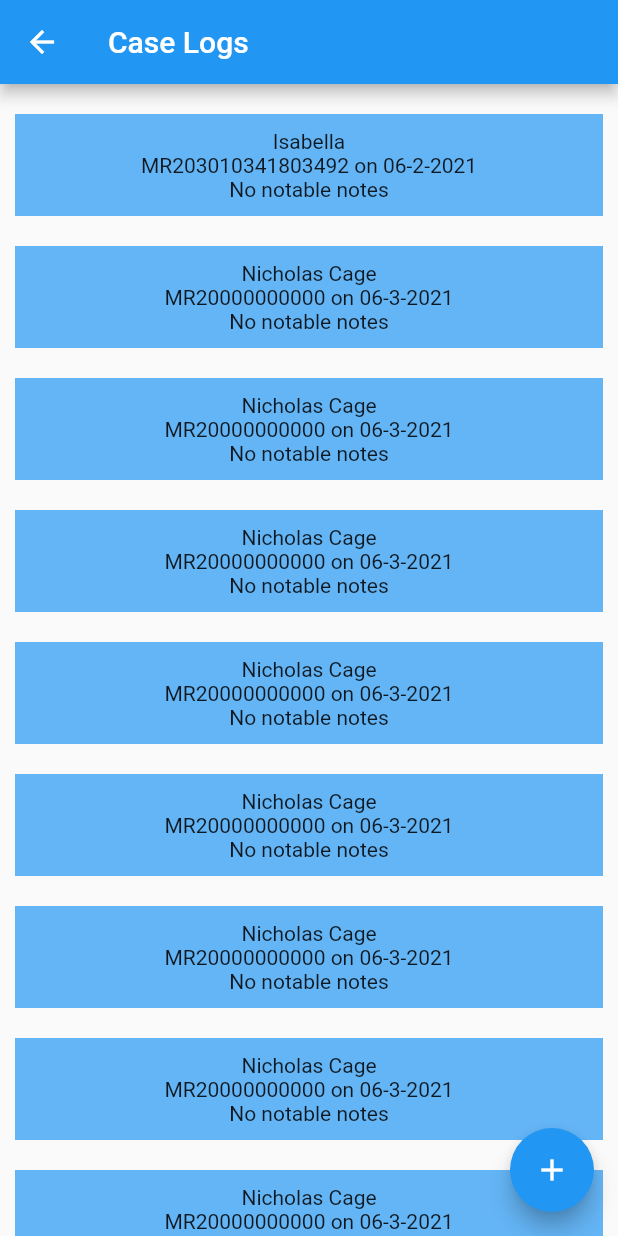
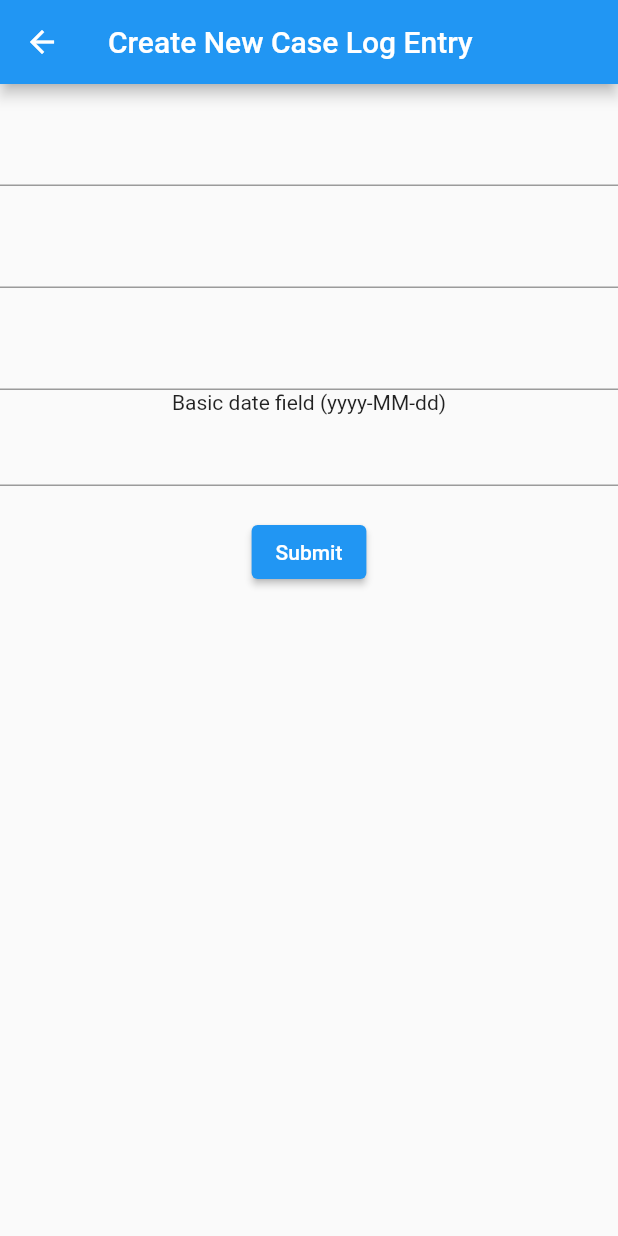
Before and after one commit to rhausman/pocket-doc, a Flutter app: the CaseLogPage screen opened directly, after a tap on the "add" icon, on a phone screen of 412 x 824 dp. Run offline on Flutter 3.47's test engine with Material 2 defaults, Android fonts, the phone set to English and light mode, and no system bars; drawn by our look-alikes of datetime_picker_formfield; our stand-ins replace table_calendar; missing offline and left inert: dart:html.

Commit message:
added CreateNewCasePage.dart

```diff
--- a/lib/Components/CaseLogPage.dart
+++ b/lib/Components/CaseLogPage.dart
@@ -1,4 +1,5 @@
 import 'package:flutter/material.dart';
+import 'package:flutter_application/Components/CreateNewCasePage.dart';
 import 'dart:collection';
 
 import 'package:intl/intl.dart';
@@ -10,26 +11,8 @@ final List<Case> _casesSource = [
       DateTime.now().add(const Duration(days: 1)), "No notable notes"),
   Case(3, "Nicholas Cage", "20000000000",
       DateTime.now().add(const Duration(days: 1)), "No notable notes"),
-  Case(3, "Nicholas Cage", "20000000000",
+  Case(4, "Nicholas Cage", "20000000000",
       DateTime.now().add(const Duration(days: 1)), "No notable notes"),
-  Case(3, "Nicholas Cage", "20000000000",
-      DateTime.now().add(const Duration(days: 1)), "No notable notes"),
-  Case(3, "Nicholas Cage", "20000000000",
-      DateTime.now().add(const Duration(days: 1)), "No notable notes"),
-  Case(3, "Nicholas Cage", "20000000000",
-      DateTime.now().add(const Duration(days: 1)), "No notable notes"),
-  Case(3, "Nicholas Cage", "20000000000",
-      DateTime.now().add(const Duration(days: 1)), "No notable notes"),
-  Case(3, "Nicholas Cage", "20000000000",
-      DateTime.now().add(const Duration(days: 1)), "No notable notes"),
-  Case(3, "Nicholas Cage", "20000000000",
-      DateTime.now().add(const Duration(days: 1)), "No notable notes"),
-  Case(3, "Nicholas Cage", "20000000000",
-      DateTime.now().add(const Duration(days: 1)), "No notable notes"),
-  Case(3, "Nicholas Cage", "20000000000",
-      DateTime.now().add(const Duration(days: 1)), "No notable notes"),
-  Case(3, "Nicholas Cage", "20000000000",
-      DateTime.now().add(const Duration(days: 1)), "No notable notes")
 ];
 
 class CaseLogPage extends StatefulWidget {
@@ -71,13 +54,15 @@ class _CaseLogPageState extends State<CaseLogPage> {
 
   // maybe another map mapping notes to case, to make it searchable that way?
 
-  void _incrementCounter() {
+  void _createNewCase(context) async {
+    // Navigator push to a page to enter patient data,
+    // await response from Navigator.pop,
+    // set result equal to a new case
+    Case newCase = await Navigator.of(context).push(MaterialPageRoute(
+        builder: (context) => CreateNewCasePage(number: _casesSource.length)));
     setState(() {
-      // This call to setState tells the Flutter framework that something has
-      // changed in this State, which causes it to rerun the build method below
-      // so that the display can reflect the updated values. If we changed
-      // _counter without calling setState(), then the build method would not be
-      // called again, and so nothing would appear to happen.
+      // add new case to list and hashmaps
+      _casesSource.add(newCase);
       _counter++;
     });
   }
@@ -85,13 +70,14 @@ class _CaseLogPageState extends State<CaseLogPage> {
   // one tile in the Option menu
 
   Widget CaseLog() {
+    // TODO: use dropdown_search? https://pub.dev/packages/dropdown_search
     return ListView.builder(
       scrollDirection: Axis.vertical,
       primary: true,
       itemCount: _casesSource
           .length, // there's some null option here but idk what it is
       itemBuilder: (BuildContext context, int ix) {
-        Case _case = _casesSource[ix]; // get relevant case
+        Case _case = _casesSource.reversed.toList()[ix]; // get relevant case
         return Container(
             padding: EdgeInsets.only(top: 20, left: 10, right: 10),
             child: Container(
@@ -123,16 +109,16 @@ class _CaseLogPageState extends State<CaseLogPage> {
         title: Text(widget.title ?? "Case Logs"),
       ),
       body: Center(
-          // Center is a layout widget. It takes a single child and positions it
-          // in the middle of the parent.
-          //OptionMenu()
-          child: Flexible(
+        // Center is a layout widget. It takes a single child and positions it
+        // in the middle of the parent.
+        //OptionMenu()
+
         child: CaseLog(),
-      )),
+      ),
 
       floatingActionButton: FloatingActionButton(
-        onPressed: _incrementCounter,
-        tooltip: 'Increment',
+        onPressed: () => _createNewCase(context),
+        tooltip: 'New Case',
         child: Icon(Icons.add),
       ), // This trailing comma makes auto-formatting nicer for build methods.
     );
--- /dev/null
+++ b/lib/Components/CreateNewCasePage.dart
@@ -0,0 +1,146 @@
+import 'dart:html';
+
+import 'package:flutter/material.dart';
+import 'package:intl/intl.dart';
+import 'package:datetime_picker_formfield/datetime_picker_formfield.dart';
+
+import 'CaseLogPage.dart';
+
+class CreateNewCasePage extends StatefulWidget {
+  CreateNewCasePage({Key? key, this.number: -1}) : super(key: key);
+  final int number; // TODO: need to pass in case id to the constructor
+
+  @override
+  _CreateNewCasePageState createState() => _CreateNewCasePageState();
+}
+
+class _CreateNewCasePageState extends State<CreateNewCasePage> {
+  int _counter = 0;
+  // all these fields will be updated when info is entered
+  String name = "";
+  String MRN = "";
+  DateTime date_time = DateTime.now();
+  String notes = "";
+  // map name to Case
+  /*
+  final caseLogsName =
+      LinkedHashMap<String, List<Case>>(equals: (s1, s2) => s1 == s2)
+        ..addAll(Map.fromIterable(
+          _casesSource,
+          key: (item) => item.name,
+          value: (item) => [item],
+        ));
+  */
+  // maybe another map mapping notes to case, to make it searchable that way?
+
+  void _constructCase(String name, String MRN, String notes) {
+    // get Name, MR number, Date/time, Notes
+    // String, int or string with format verification, Datetime, String
+    // first, run data verifications to make sure all inputs are valid
+    // (this could entail making fields nullable and chacking that none are null)
+
+    setState(() {
+      // add new case to list and hashmaps
+      //name = //
+      Case newCase = Case(widget.number, name, MRN, DateTime.now(), notes);
+      Navigator.pop(context, newCase); // list of data to bounce back
+      // type should be final List<Case>
+    });
+  }
+
+  // one tile in the Option menu
+
+  Widget CaseLogForm() {
+    final formKey = GlobalKey<FormState>();
+    // TODO: use dropdown_search? https://pub.dev/packages/dropdown_search
+    return Form(
+        key: formKey,
+        child: Column(
+          children: [
+            Padding(padding: EdgeInsets.all(10)),
+            TextFormField(
+              // name
+              // The validator receives the text that the user has entered.
+              onChanged: (value) => {name = value},
+              validator: nonEmptyValidator,
+            ),
+            Padding(padding: EdgeInsets.all(10)),
+            TextFormField(
+              // MRN
+              // The validator receives the text that the user has entered.
+              onChanged: (value) => {MRN = value},
+              validator: nonEmptyValidator,
+            ),
+            Padding(padding: EdgeInsets.all(10)),
+            // TODO add date field
+            TextFormField(
+              // notes
+              // The validator receives the text that the user has entered.
+              onChanged: (value) => {notes = value},
+              validator: nonEmptyValidator,
+            ),
+            BasicDateField(),
+
+            Padding(
+                padding: EdgeInsets.all(20),
+                child: ElevatedButton(
+                  child: Text("Submit"),
+                  onPressed: () => _constructCase(name, MRN, notes),
+                ))
+          ],
+        ));
+  }
+
+  @override
+  Widget build(BuildContext context) {
+    // This method is rerun every time setState is called, for instance as done
+    // by the _incrementCounter method above.
+    //
+    // The Flutter framework has been optimized to make rerunning build methods
+    // fast, so that you can just rebuild anything that needs updating rather
+    // than having to individually change instances of widgets.
+    return Scaffold(
+      appBar: AppBar(
+        // Here we take the value from the Dashboard object that was created by
+        // the App.build method, and use it to set our appbar title.
+        title: Text("Create New Case Log Entry"),
+      ),
+      body: Center(
+        // Center is a layout widget. It takes a single child and positions it
+        // in the middle of the parent.
+        //OptionMenu()
+
+        child: CaseLogForm(),
+      ),
+
+      // This trailing comma makes auto-formatting nicer for build methods.
+    );
+  }
+}
+
+class BasicDateField extends StatelessWidget {
+  final format = DateFormat("yyyy-MM-dd");
+  @override
+  Widget build(BuildContext context) {
+    return Column(children: <Widget>[
+      Text('Basic date field (${format.pattern})'),
+      DateTimeField(
+        format: format,
+        onShowPicker: (context, currentValue) {
+          return showDatePicker(
+              context: context,
+              firstDate: DateTime(1900),
+              initialDate: currentValue ?? DateTime.now(),
+              lastDate: DateTime(2100));
+        },
+      ),
+    ]);
+  }
+}
+
+String? nonEmptyValidator(value) {
+  if (value == null || value.isEmpty) {
+    return 'Please enter some text';
+  }
+  return null;
+}
--- a/pubspec.yaml
+++ b/pubspec.yaml
@@ -30,6 +30,7 @@ dependencies:
   # The following adds the Cupertino Icons font to your application.
   # Use with the CupertinoIcons class for iOS style icons.
   cupertino_icons: ^1.0.3
+  datetime_picker_formfield: ^2.0.0
 
 dev_dependencies:
   flutter_test:
```
Also changed, not shown: pubspec.lock.
